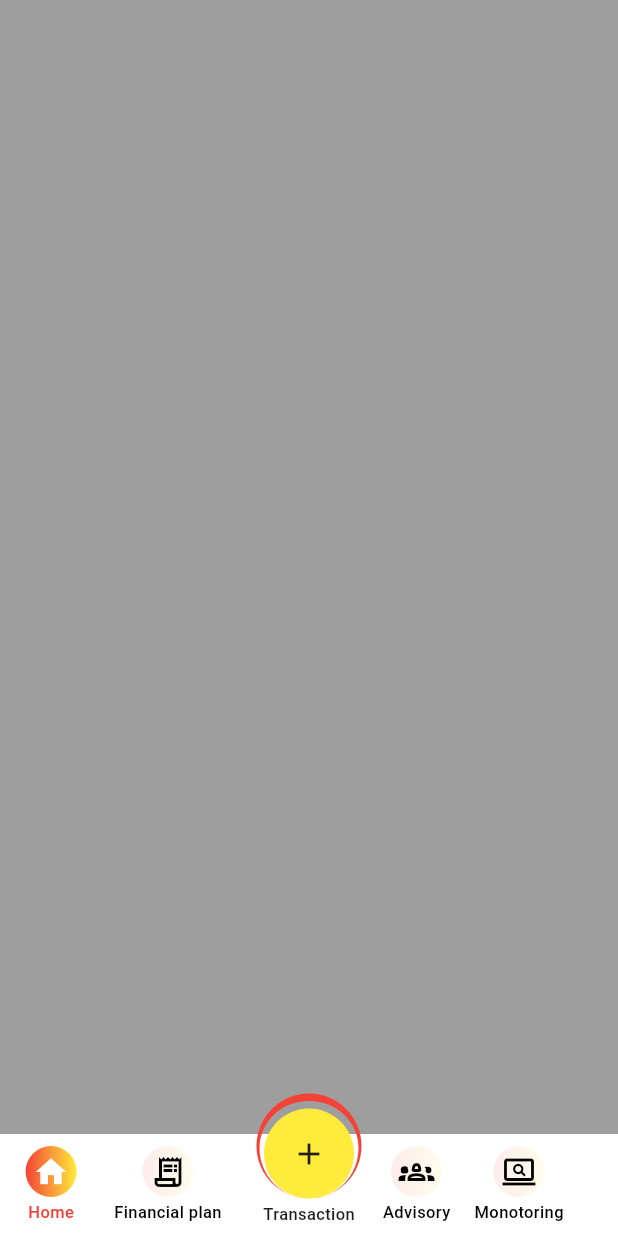
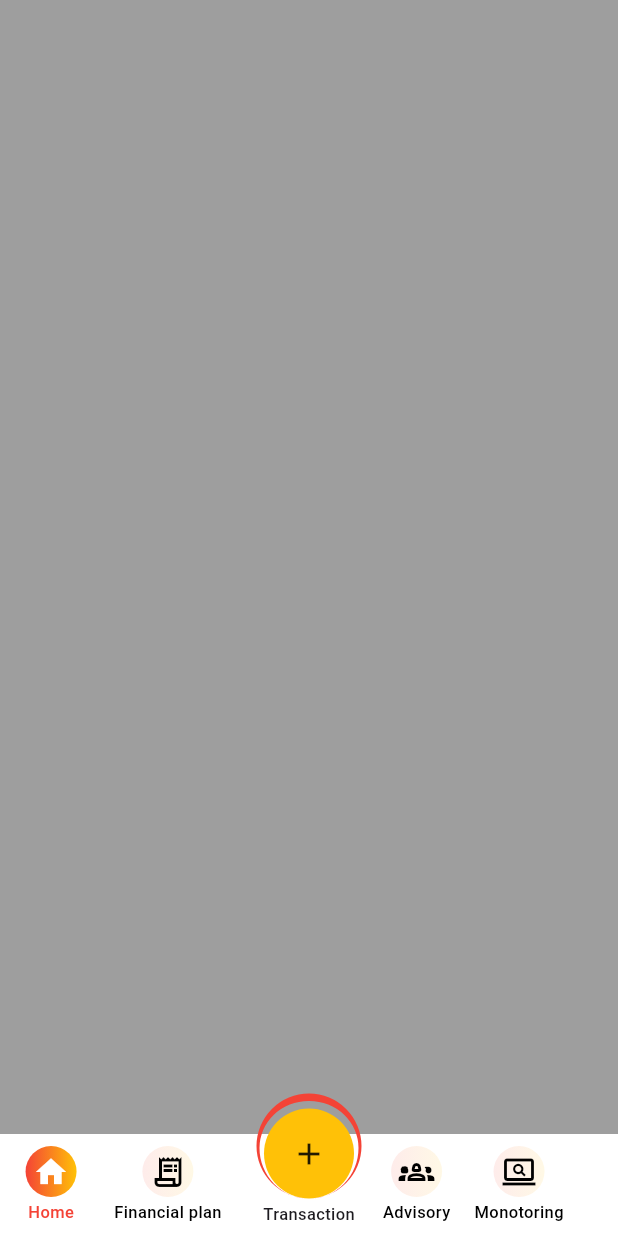
Before and after one commit to shihabksaleem/cusotom_bottom_nav_bar, a Flutter app: the screen it shows after launch, on a phone screen of 412 x 824 dp. Run offline on Flutter 3.47's test engine with Material 3 defaults, Android fonts, the light colour scheme and no system bars.

Commit message:
colors changed

```diff
--- a/lib/cusotm_bottom_nav_bar.dart
+++ b/lib/cusotm_bottom_nav_bar.dart
@@ -48,7 +48,7 @@ class _CustomBottomNavBarState extends State<CustomBottomNavBar> {
                                     shape: BoxShape.circle,
                                     gradient: LinearGradient(
                                         end: Alignment.centerRight,
-                                        colors: [Colors.red, Colors.yellow])),
+                                        colors: [Colors.red, Colors.amber])),
                                 child: Icon(Icons.home,
                                     color: selectedIndex == 0
                                         ? Colors.white
@@ -78,7 +78,7 @@ class _CustomBottomNavBarState extends State<CustomBottomNavBar> {
                                     shape: BoxShape.circle,
                                     gradient: LinearGradient(
                                         end: Alignment.centerRight,
-                                        colors: [Colors.red, Colors.yellow])),
+                                        colors: [Colors.red, Colors.amber])),
                                 child: Icon(Icons.receipt_long_sharp,
                                     color: selectedIndex == 1
                                         ? Colors.white
@@ -115,7 +115,7 @@ class _CustomBottomNavBarState extends State<CustomBottomNavBar> {
                                     shape: BoxShape.circle,
                                     gradient: LinearGradient(
                                         end: Alignment.centerRight,
-                                        colors: [Colors.red, Colors.yellow])),
+                                        colors: [Colors.red, Colors.amber])),
                                 child: Icon(Icons.groups_2_outlined,
                                     color: selectedIndex == 2
                                         ? Colors.white
@@ -145,7 +145,7 @@ class _CustomBottomNavBarState extends State<CustomBottomNavBar> {
                                     shape: BoxShape.circle,
                                     gradient: LinearGradient(
                                         end: Alignment.centerRight,
-                                        colors: [Colors.red, Colors.yellow])),
+                                        colors: [Colors.red, Colors.amber])),
                                 child: Icon(
                                     Icons.screen_search_desktop_outlined,
                                     color: selectedIndex == 3
@@ -202,7 +202,7 @@ class _CustomBottomNavBarState extends State<CustomBottomNavBar> {
                           height: 60,
                           width: 60,
                           decoration: BoxDecoration(
-                            color: Colors.yellow,
+                            color: Colors.amber,
                             shape: BoxShape.circle,
                           ),
                           child: Center(
```
